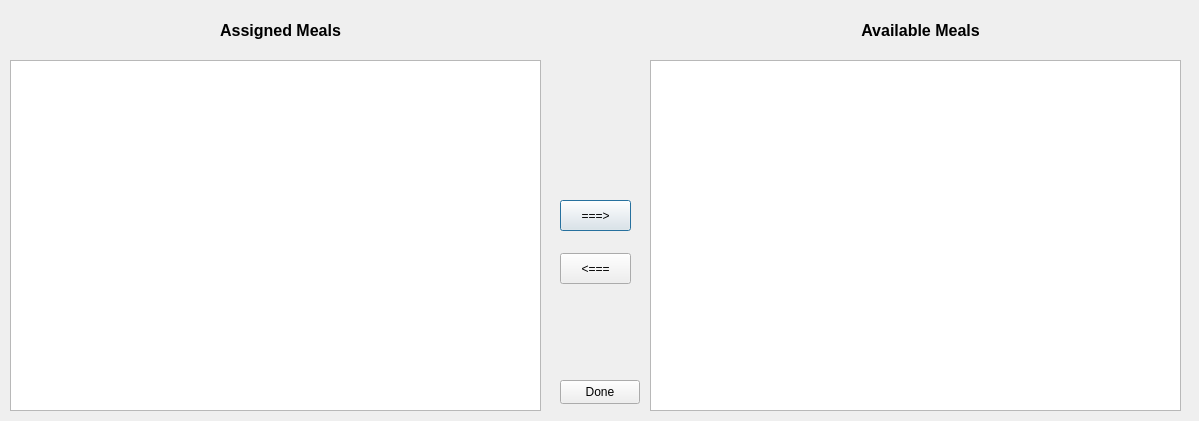
This is qtfolder/MealPlanner/edittag_assignedmeals.ui in NoorA0/MealPlanner as Qt 5 draws it before an edit. The edited form follows.
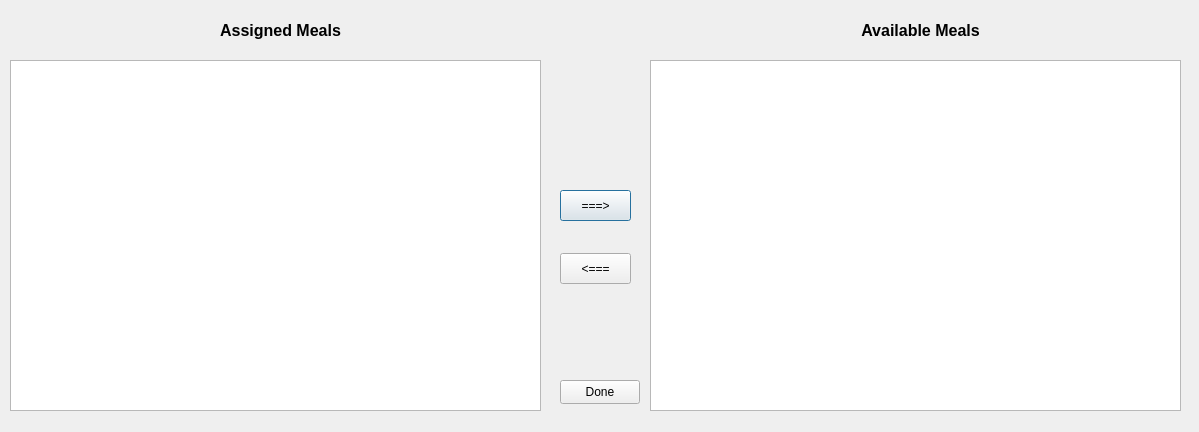
This is the edited form.

```diff
--- a/qtfolder/MealPlanner/edittag_assignedmeals.ui
+++ b/qtfolder/MealPlanner/edittag_assignedmeals.ui
@@ -7,7 +7,7 @@
     <x>0</x>
     <y>0</y>
     <width>1199</width>
-    <height>421</height>
+    <height>432</height>
    </rect>
   </property>
   <property name="windowTitle">
@@ -36,7 +36,7 @@
    <property name="geometry">
     <rect>
      <x>560</x>
-     <y>200</y>
+     <y>190</y>
      <width>71</width>
      <height>31</height>
     </rect>
```
Left out of the diff: 2 changed lines with no effect on the pictures.
